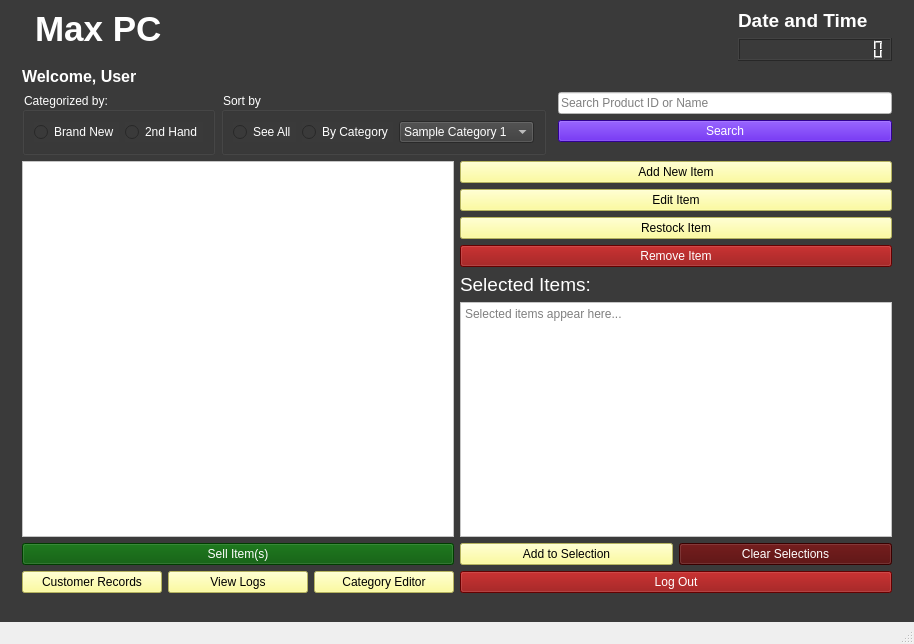
Qt form main.ui (Aenan05/MAXPC) before a commit.
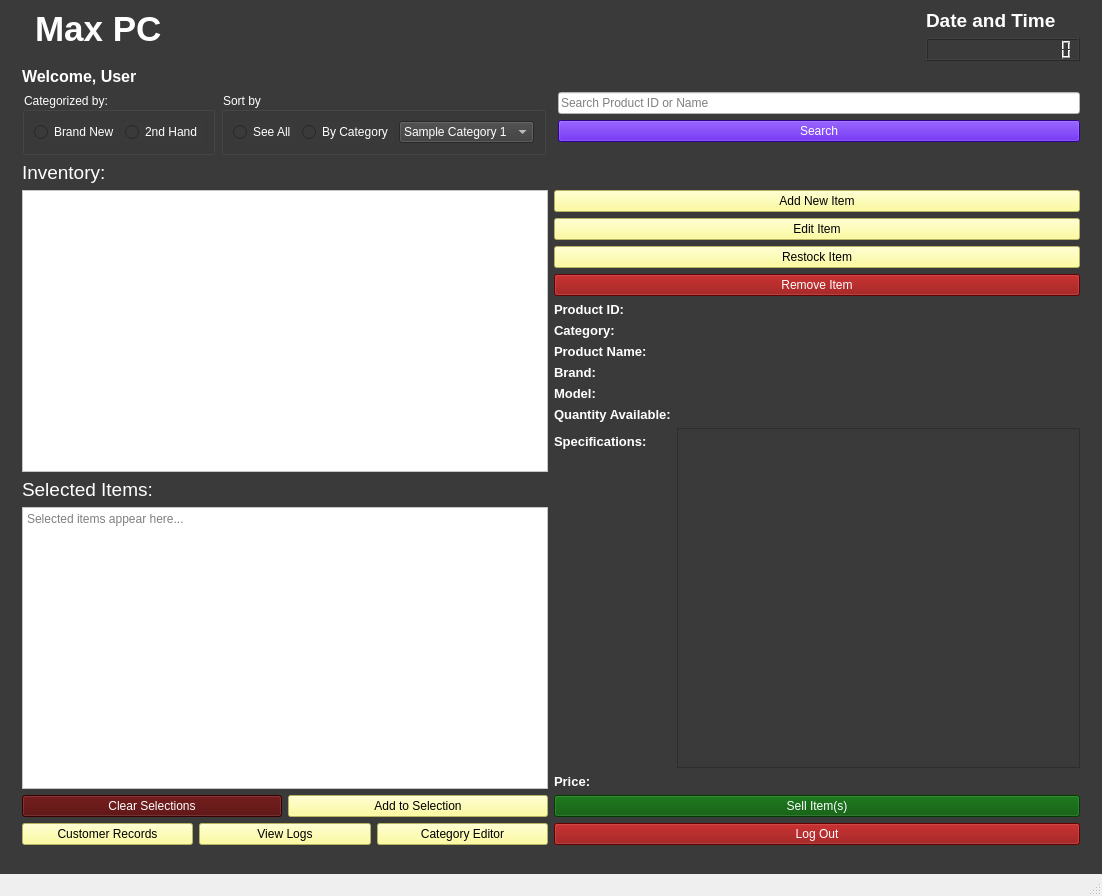
The same form after that commit. Icons and pictures are not drawn.

What changed in the file:
```diff
--- a/main.ui
+++ b/main.ui
@@ -6,8 +6,8 @@
    <rect>
     <x>0</x>
     <y>0</y>
-    <width>914</width>
-    <height>644</height>
+    <width>1102</width>
+    <height>896</height>
    </rect>
   </property>
   <property name="windowTitle">
@@ -259,15 +259,64 @@
           </item>
          </layout>
         </item>
+        <item>
+         <widget class="QLabel" name="label_16">
+          <property name="font">
+           <font>
+            <family>Arial</family>
+            <pointsize>14</pointsize>
+           </font>
+          </property>
+          <property name="styleSheet">
+           <string notr="true">color: rgb(255, 255, 255);</string>
+          </property>
+          <property name="text">
+           <string>Inventory:</string>
+          </property>
+         </widget>
+        </item>
         <item>
          <layout class="QHBoxLayout" name="horizontalLayout">
           <item>
-           <widget class="QTableView" name="tblData">
-            <property name="styleSheet">
-             <string notr="true">
+           <layout class="QVBoxLayout" name="verticalLayout_2">
+            <item>
+             <widget class="QTableView" name="tblData">
+              <property name="styleSheet">
+               <string notr="true">
 background-color: rgb(255, 255, 255);</string>
-            </property>
-           </widget>
+              </property>
+             </widget>
+            </item>
+            <item>
+             <widget class="QLabel" name="label_4">
+              <property name="font">
+               <font>
+                <family>Arial</family>
+                <pointsize>14</pointsize>
+               </font>
+              </property>
+              <property name="styleSheet">
+               <string notr="true">color: rgb(255, 255, 255);</string>
+              </property>
+              <property name="text">
+               <string>Selected Items:</string>
+              </property>
+             </widget>
+            </item>
+            <item>
+             <widget class="QPlainTextEdit" name="txtSelect">
+              <property name="styleSheet">
+               <string notr="true">background-color: rgb(255, 255, 255);</string>
+              </property>
+              <property name="readOnly">
+               <bool>true</bool>
+              </property>
+              <property name="placeholderText">
+               <string>Selected items appear here...</string>
+              </property>
+             </widget>
+            </item>
+           </layout>
           </item>
           <item>
            <layout class="QVBoxLayout" name="verticalLayout_3">
@@ -331,31 +380,264 @@
             <item>
              <layout class="QFormLayout" name="formLayout_3">
               <item row="0" column="0">
-               <widget class="QLabel" name="label_4">
+               <widget class="QLabel" name="label_8">
                 <property name="font">
                  <font>
-                  <family>Arial</family>
-                  <pointsize>14</pointsize>
+                  <pointsize>10</pointsize>
+                  <weight>75</weight>
+                  <bold>true</bold>
                  </font>
                 </property>
                 <property name="styleSheet">
                  <string notr="true">color: rgb(255, 255, 255);</string>
                 </property>
                 <property name="text">
-                 <string>Selected Items:</string>
+                 <string>Product ID:</string>
                 </property>
                </widget>
               </item>
-              <item row="1" column="0" colspan="2">
-               <widget class="QPlainTextEdit" name="txtSelect">
+              <item row="0" column="1">
+               <widget class="QLabel" name="txtID">
+                <property name="font">
+                 <font>
+                  <pointsize>10</pointsize>
+                 </font>
+                </property>
                 <property name="styleSheet">
-                 <string notr="true">background-color: rgb(255, 255, 255);</string>
+                 <string notr="true">color: rgb(255, 255, 255);</string>
+                </property>
+                <property name="text">
+                 <string/>
+                </property>
+               </widget>
+              </item>
+              <item row="1" column="0">
+               <widget class="QLabel" name="label_9">
+                <property name="font">
+                 <font>
+                  <pointsize>10</pointsize>
+                  <weight>75</weight>
+                  <bold>true</bold>
+                 </font>
+                </property>
+                <property name="styleSheet">
+                 <string notr="true">color: rgb(255, 255, 255);</string>
+                </property>
+                <property name="text">
+                 <string>Category:</string>
+                </property>
+               </widget>
+              </item>
+              <item row="1" column="1">
+               <widget class="QLabel" name="txtCat">
+                <property name="font">
+                 <font>
+                  <pointsize>10</pointsize>
+                 </font>
+                </property>
+                <property name="styleSheet">
+                 <string notr="true">color: rgb(255, 255, 255);</string>
+                </property>
+                <property name="text">
+                 <string/>
+                </property>
+               </widget>
+              </item>
+              <item row="2" column="0">
+               <widget class="QLabel" name="label_6">
+                <property name="font">
+                 <font>
+                  <pointsize>10</pointsize>
+                  <weight>75</weight>
+                  <bold>true</bold>
+                 </font>
+                </property>
+                <property name="styleSheet">
+                 <string notr="true">color: rgb(255, 255, 255);</string>
+                </property>
+                <property name="text">
+                 <string>Product Name:</string>
+                </property>
+               </widget>
+              </item>
+              <item row="3" column="0">
+               <widget class="QLabel" name="label_10">
+                <property name="font">
+                 <font>
+                  <pointsize>10</pointsize>
+                  <weight>75</weight>
+                  <bold>true</bold>
+                 </font>
+                </property>
+                <property name="styleSheet">
+                 <string notr="true">color: rgb(255, 255, 255);</string>
+                </property>
+                <property name="text">
+                 <string>Brand:</string>
+                </property>
+               </widget>
+              </item>
+              <item row="4" column="0">
+               <widget class="QLabel" name="label_11">
+                <property name="font">
+                 <font>
+                  <pointsize>10</pointsize>
+                  <weight>75</weight>
+                  <bold>true</bold>
+                 </font>
+                </property>
+                <property name="styleSheet">
+                 <string notr="true">color: rgb(255, 255, 255);</string>
+                </property>
+                <property name="text">
+                 <string>Model:</string>
+                </property>
+               </widget>
+              </item>
+              <item row="5" column="0">
+               <widget class="QLabel" name="label_12">
+                <property name="font">
+                 <font>
+                  <pointsize>10</pointsize>
+                  <weight>75</weight>
+                  <bold>true</bold>
+                 </font>
+                </property>
+                <property name="styleSheet">
+                 <string notr="true">color: rgb(255, 255, 255);</string>
+                </property>
+                <property name="text">
+                 <string>Quantity Available:</string>
+                </property>
+               </widget>
+              </item>
+              <item row="6" column="0">
+               <widget class="QLabel" name="label_13">
+                <property name="font">
+                 <font>
+                  <pointsize>10</pointsize>
+                  <weight>75</weight>
+                  <bold>true</bold>
+                 </font>
+                </property>
+                <property name="styleSheet">
+                 <string notr="true">color: rgb(255, 255, 255);</string>
+                </property>
+                <property name="text">
+                 <string>Specifications:</string>
+                </property>
+               </widget>
+              </item>
+              <item row="6" column="1">
+               <widget class="QPlainTextEdit" name="plainTextEdit">
+                <property name="font">
+                 <font>
+                  <pointsize>10</pointsize>
+                 </font>
+                </property>
+                <property name="styleSheet">
+                 <string notr="true">color: rgb(255, 255, 255);</string>
                 </property>
                 <property name="readOnly">
                  <bool>true</bool>
                 </property>
-                <property name="placeholderText">
-                 <string>Selected items appear here...</string>
+                <property name="backgroundVisible">
+                 <bool>false</bool>
+                </property>
+               </widget>
+              </item>
+              <item row="7" column="0">
+               <widget class="QLabel" name="label_14">
+                <property name="font">
+                 <font>
+                  <pointsize>10</pointsize>
+                  <weight>75</weight>
+                  <bold>true</bold>
+                 </font>
+                </property>
+                <property name="styleSheet">
+                 <string notr="true">color: rgb(255, 255, 255);</string>
+                </property>
+                <property name="text">
+                 <string>Price:</string>
+                </property>
+               </widget>
+              </item>
+              <item row="7" column="1">
+               <widget class="QLabel" name="label_15">
+                <property name="font">
+                 <font>
+                  <pointsize>10</pointsize>
+                 </font>
+                </property>
+                <property name="styleSheet">
+                 <string notr="true">color: rgb(255, 255, 255);</string>
+                </property>
+                <property name="text">
+                 <string/>
+                </property>
+                <property name="alignment">
+                 <set>Qt::AlignRight|Qt::AlignTrailing|Qt::AlignVCenter</set>
+                </property>
+               </widget>
+              </item>
+              <item row="2" column="1">
+               <widget class="QLabel" name="txtName">
+                <property name="font">
+                 <font>
+                  <pointsize>10</pointsize>
+                 </font>
+                </property>
+                <property name="styleSheet">
+                 <string notr="true">color: rgb(255, 255, 255);</string>
+                </property>
+                <property name="text">
+                 <string/>
+                </property>
+               </widget>
+              </item>
+              <item row="3" column="1">
+               <widget class="QLabel" name="txtBrand">
+                <property name="font">
+                 <font>
+                  <pointsize>10</pointsize>
+                 </font>
+                </property>
+                <property name="styleSheet">
+                 <string notr="true">color: rgb(255, 255, 255);</string>
+                </property>
+                <property name="text">
+                 <string/>
+                </property>
+               </widget>
+              </item>
+              <item row="4" column="1">
+               <widget class="QLabel" name="txtModel">
+                <property name="font">
+                 <font>
+                  <pointsize>10</pointsize>
+                 </font>
+                </property>
+                <property name="styleSheet">
+                 <string notr="true">color: rgb(255, 255, 255);</string>
+                </property>
+                <property name="text">
+                 <string/>
+                </property>
+               </widget>
+              </item>
+              <item row="5" column="1">
+               <widget class="QLabel" name="txtQty">
+                <property name="font">
+                 <font>
+                  <pointsize>10</pointsize>
+                 </font>
+                </property>
+                <property name="styleSheet">
+                 <string notr="true">color: rgb(255, 255, 255);</string>
+                </property>
+                <property name="text">
+                 <string/>
                 </property>
                </widget>
               </item>
@@ -367,37 +649,8 @@
         </item>
         <item>
          <layout class="QHBoxLayout" name="horizontalLayout_3">
-          <item>
-           <widget class="QPushButton" name="btnSell">
-            <property name="styleSheet">
-             <string notr="true">background-color: rgb(0, 84, 0);
-color: rgb(255, 255, 255);</string>
-            </property>
-            <property name="text">
-             <string>Sell Item(s)</string>
-            </property>
-            <property name="icon">
-             <iconset>
-              <normaloff>checkout.png</normaloff>checkout.png</iconset>
-            </property>
-           </widget>
-          </item>
           <item>
            <layout class="QHBoxLayout" name="horizontalLayout_7">
-            <item>
-             <widget class="QPushButton" name="btnAddSel">
-              <property name="styleSheet">
-               <string notr="true">background-color: rgb(253, 251, 132);</string>
-              </property>
-              <property name="text">
-               <string>Add to Selection</string>
-              </property>
-              <property name="icon">
-               <iconset>
-                <normaloff>Select.png</normaloff>Select.png</iconset>
-              </property>
-             </widget>
-            </item>
             <item>
              <widget class="QPushButton" name="btnClrSel">
               <property name="styleSheet">
@@ -413,8 +666,37 @@
               </property>
              </widget>
             </item>
+            <item>
+             <widget class="QPushButton" name="btnAddSel">
+              <property name="styleSheet">
+               <string notr="true">background-color: rgb(253, 251, 132);</string>
+              </property>
+              <property name="text">
+               <string>Add to Selection</string>
+              </property>
+              <property name="icon">
+               <iconset>
+                <normaloff>Select.png</normaloff>Select.png</iconset>
+              </property>
+             </widget>
+            </item>
            </layout>
           </item>
+          <item>
+           <widget class="QPushButton" name="btnSell">
+            <property name="styleSheet">
+             <string notr="true">background-color: rgb(0, 84, 0);
+color: rgb(255, 255, 255);</string>
+            </property>
+            <property name="text">
+             <string>Sell Item(s)</string>
+            </property>
+            <property name="icon">
+             <iconset>
+              <normaloff>checkout.png</normaloff>checkout.png</iconset>
+            </property>
+           </widget>
+          </item>
          </layout>
         </item>
         <item>
```
Left out of the diff: 6 changed lines with no effect on the pictures.
